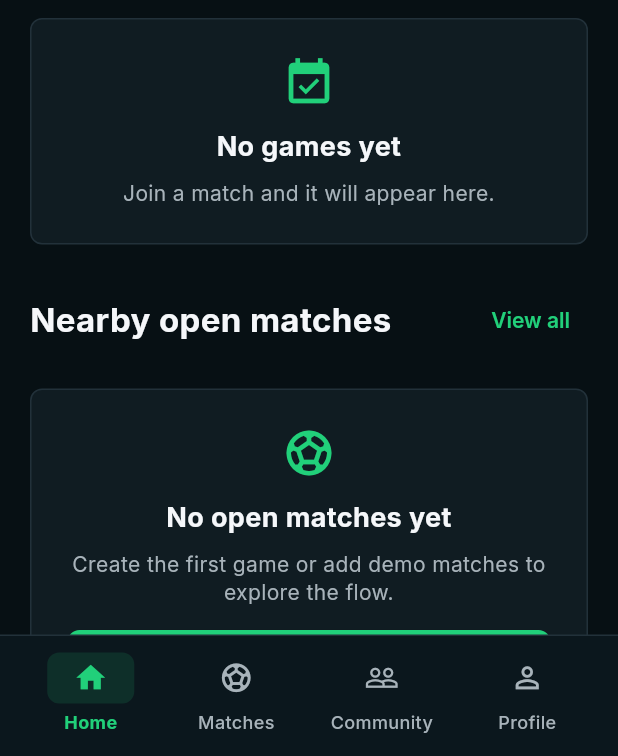
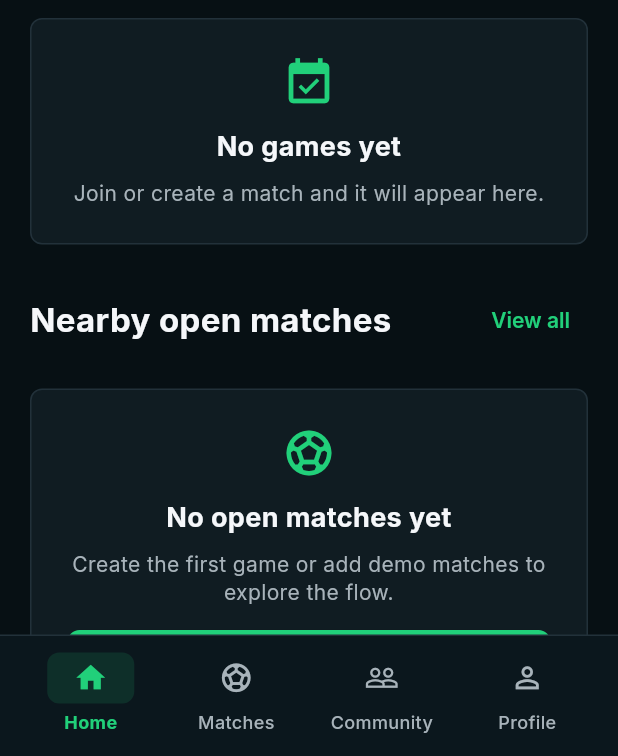
Before and after one commit to mozaid9/NextMatch, a Flutter app: the screen it shows once a user with an empty profile is signed in, on a phone screen of 412 x 824 dp, the part 480-1236 px from its top. Run offline on Flutter 3.47's test engine with Material 3 defaults, Android fonts, the phone set to English and light mode, and no system bars; our stand-ins replace cloud_firestore, firebase_auth, firebase_core, firebase_storage, google_fonts, image_picker; accounts and stored records are empty.

Commit message:
Fix match status and home-screen flow logic
- Matches past kick-off that were never completed now display "Started"
  (muted) instead of advertising "Open" forever
- "Your next match" considers matches you organise as well as ones you
  joined, showing whichever kicks off sooner with a "You're organising" tag
- "Nearby open matches" no longer re-lists games you organise or already
  joined — those live under Your next match / My matches
- Match detail keeps a single organiser CTA: the redundant full-width
  "Organiser dashboard" button is gone, and the bottom-bar button reads
  "Manage" so it no longer truncates at phone widths

Co-Authored-By: Claude Sonnet 4.6 <noreply@anthropic.com>

```diff
--- a/lib/core/widgets/match_card.dart
+++ b/lib/core/widgets/match_card.dart
@@ -37,6 +37,7 @@ class MatchCard extends StatelessWidget {
       'Full' => AppColours.error,
       'Nearly Full' => AppColours.warning,
       'Completed' => AppColours.mutedText,
+      'Started' => AppColours.mutedText,
       'Cancelled' => AppColours.error,
       _ => AppColours.accent,
     };
--- a/lib/models/football_match.dart
+++ b/lib/models/football_match.dart
@@ -80,6 +80,9 @@ class FootballMatch {
   String get spacesLabel => '$joinedPlayerCount/$totalPlayersNeeded';
   String get displayStatus {
     if (isCompleted || isCancelled) return status;
+    // A match past kick-off that was never completed shouldn't keep
+    // advertising itself as open.
+    if (hasStarted) return 'Started';
     if (isFull || status == 'Full') return 'Full';
     return isNearlyFull ? 'Nearly Full' : status;
   }
--- a/lib/views/home/home_screen.dart
+++ b/lib/views/home/home_screen.dart
@@ -137,6 +137,14 @@ class _HomeScreenState extends State<HomeScreen> {
                 final friendUids = (friendsSnap.data ?? const <Friend>[])
                     .map((f) => f.uid)
                     .toSet();
+                return StreamBuilder<List<Map<String, dynamic>>>(
+                  stream: matchViewModel.joinedMatchSummariesStream(
+                    widget.currentUser.uid,
+                  ),
+                  builder: (context, joinedSnap) {
+                    final joinedIds = (joinedSnap.data ?? const [])
+                        .map((s) => s['matchId'] as String? ?? '')
+                        .toSet();
                     return StreamBuilder<List<FootballMatch>>(
               stream: matchViewModel.openMatchesStream(),
               builder: (context, snapshot) {
@@ -149,7 +157,17 @@ class _HomeScreenState extends State<HomeScreen> {
                   );
                 }
 
-                final matches = (snapshot.data ?? []).take(3).toList();
+                // Matches you organise or have already joined live under
+                // "Your next match" / My matches — don't re-list them as
+                // joinable nearby games.
+                final matches = (snapshot.data ?? [])
+                    .where(
+                      (m) =>
+                          m.organiserId != widget.currentUser.uid &&
+                          !joinedIds.contains(m.id),
+                    )
+                    .take(3)
+                    .toList();
                 if (matches.isEmpty) {
                   return SliverPadding(
                     padding: const EdgeInsets.fromLTRB(20, 0, 20, 112),
@@ -193,6 +211,8 @@ class _HomeScreenState extends State<HomeScreen> {
                       );
                     },
                   ),
+                );
+              },
             );
                   },
                 );
@@ -931,6 +951,7 @@ class _UpcomingJoinedMatch extends StatelessWidget {
   @override
   Widget build(BuildContext context) {
     final matchViewModel = context.watch<MatchViewModel>();
+    final horizon = DateTime.now().subtract(const Duration(hours: 2));
 
     return StreamBuilder<List<Map<String, dynamic>>>(
       stream: matchViewModel.joinedMatchSummariesStream(currentUser.uid),
@@ -939,22 +960,107 @@ class _UpcomingJoinedMatch extends StatelessWidget {
         final upcoming = summaries.where((summary) {
           final value = summary['matchDateTime'];
           final date = value is Timestamp ? value.toDate() : DateTime.now();
-          return date.isAfter(
-            DateTime.now().subtract(const Duration(hours: 2)),
+          return date.isAfter(horizon);
+        }).toList();
+
+        return StreamBuilder<List<FootballMatch>>(
+          stream: matchViewModel.organisedMatchesStream(currentUser.uid),
+          builder: (context, organisedSnapshot) {
+            final organisedUpcoming =
+                (organisedSnapshot.data ?? const <FootballMatch>[])
+                    .where(
+                      (m) =>
+                          !m.isCancelled &&
+                          !m.isCompleted &&
+                          m.startDateTime.isAfter(horizon),
+                    )
+                    .toList()
+                  ..sort((a, b) => a.startDateTime.compareTo(b.startDateTime));
+
+            DateTime? joinedStart;
+            if (upcoming.isNotEmpty) {
+              final value = upcoming.first['matchDateTime'];
+              joinedStart = value is Timestamp ? value.toDate() : null;
+            }
+            final organisedNext =
+                organisedUpcoming.isNotEmpty ? organisedUpcoming.first : null;
+
+            // Prefer whichever kicks off sooner; organised matches count as
+            // "your next match" too — you're definitely turning up to those.
+            final useOrganised =
+                organisedNext != null &&
+                (joinedStart == null ||
+                    organisedNext.startDateTime.isBefore(joinedStart));
+
+            if (useOrganised) {
+              return MatchCard(
+                match: organisedNext,
+                trailing: Container(
+                  padding: const EdgeInsets.symmetric(
+                    horizontal: 10,
+                    vertical: 6,
+                  ),
+                  decoration: BoxDecoration(
+                    color: AppColours.accent.withValues(alpha: 0.12),
+                    borderRadius: BorderRadius.circular(8),
+                  ),
+                  child: const Text(
+                    "You're organising",
+                    style: TextStyle(color: AppColours.accent, fontSize: 12),
+                  ),
+                ),
+                onTap: () {
+                  Navigator.of(context).push(
+                    MaterialPageRoute<void>(
+                      builder: (_) => MatchDetailScreen(
+                        matchId: organisedNext.id,
+                        currentUser: currentUser,
+                      ),
+                    ),
                   );
-        }).toList();
+                },
+              );
+            }
 
             if (upcoming.isEmpty) {
               return const EmptyState(
                 icon: Icons.event_available,
                 title: 'No games yet',
-            message: 'Join a match and it will appear here.',
+                message: 'Join or create a match and it will appear here.',
               );
             }
 
             final summary = upcoming.first;
             final paymentStatus = summary['paymentStatus'] as String? ?? '';
             final isPendingPayment = paymentStatus == 'PendingPayment';
+            return _JoinedMatchCard(
+              matchViewModel: matchViewModel,
+              summary: summary,
+              isPendingPayment: isPendingPayment,
+              currentUser: currentUser,
+            );
+          },
+        );
+      },
+    );
+  }
+}
+
+class _JoinedMatchCard extends StatelessWidget {
+  const _JoinedMatchCard({
+    required this.matchViewModel,
+    required this.summary,
+    required this.isPendingPayment,
+    required this.currentUser,
+  });
+
+  final MatchViewModel matchViewModel;
+  final Map<String, dynamic> summary;
+  final bool isPendingPayment;
+  final AppUser currentUser;
+
+  @override
+  Widget build(BuildContext context) {
     return FutureBuilder<FootballMatch?>(
       future: matchViewModel.getMatch(summary['matchId'] as String),
       builder: (context, matchSnapshot) {
@@ -1005,7 +1111,5 @@ class _UpcomingJoinedMatch extends StatelessWidget {
         );
       },
     );
-      },
-    );
   }
 }
```
Also changed, not shown: lib/views/matches/match_detail_screen.dart (+2 -11 lines). Lines whose indentation alone changed are shown as unchanged.
